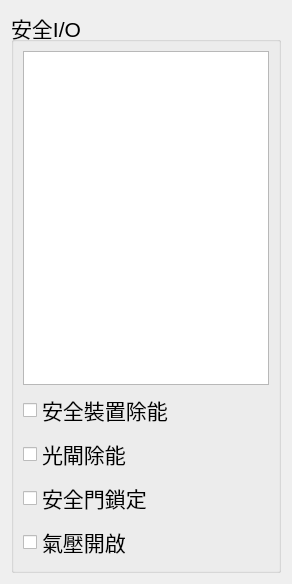
First picture: the form in bank-view/fronts/frontsafetypanel.ui, repository smandyscom/front-base-widget, before the edit.
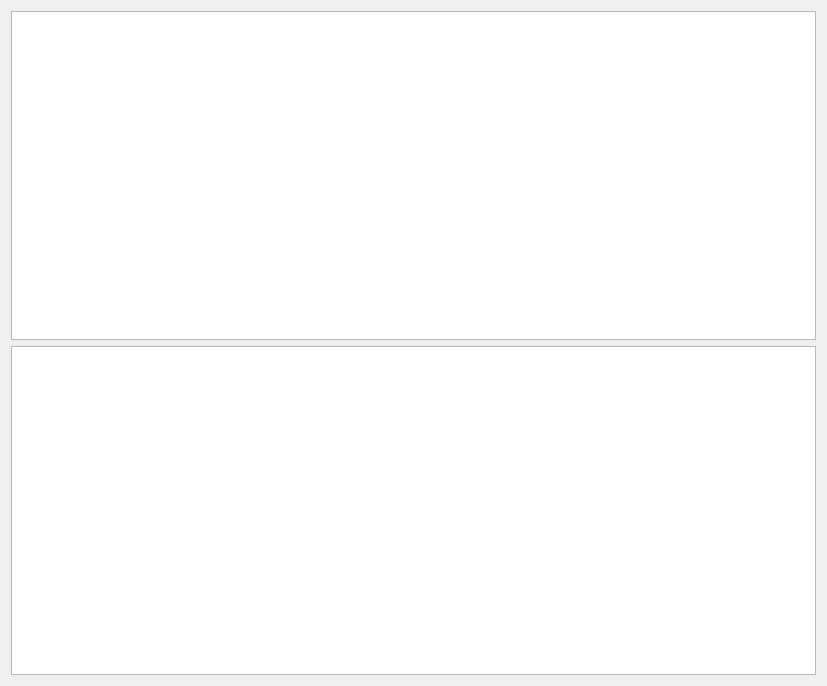
Second picture: the form after the edit. Custom widgets are drawn as their Qt base class.

Commit message: msvc32/mount message bus/mount safeio view

```diff
--- a/bank-view/fronts/frontsafetypanel.ui
+++ b/bank-view/fronts/frontsafetypanel.ui
@@ -6,8 +6,8 @@
    <rect>
     <x>0</x>
     <y>0</y>
-    <width>292</width>
-    <height>584</height>
+    <width>827</width>
+    <height>686</height>
    </rect>
   </property>
   <property name="sizePolicy">
@@ -26,55 +26,37 @@
   </property>
   <layout class="QGridLayout" name="gridLayout_2">
    <item row="0" column="0">
-    <widget class="QGroupBox" name="groupBox">
-     <property name="title">
-      <string>安全I/O</string>
-     </property>
-     <layout class="QGridLayout" name="gridLayout">
-      <item row="0" column="0">
        <layout class="QGridLayout" name="gridLayout_3">
-        <item row="0" column="0">
-         <widget class="TableViewFeature" name="tableViewMonitor">
-          <attribute name="horizontalHeaderVisible">
-           <bool>false</bool>
-          </attribute>
-          <attribute name="verticalHeaderVisible">
-           <bool>false</bool>
-          </attribute>
-         </widget>
-        </item>
         <item row="1" column="0">
-         <widget class="QCheckBox" name="checkBoxInterlockBypass">
-          <property name="text">
-           <string>安全裝置除能</string>
-          </property>
-         </widget>
-        </item>
-        <item row="2" column="0">
-         <widget class="QCheckBox" name="checkBoxLightgateBypass">
-          <property name="text">
-           <string>光閘除能</string>
-          </property>
-         </widget>
-        </item>
-        <item row="3" column="0">
-         <widget class="QCheckBox" name="checkBoxSolenoid">
-          <property name="text">
-           <string>安全門鎖定</string>
-          </property>
-         </widget>
-        </item>
-        <item row="4" column="0">
-         <widget class="QCheckBox" name="checkBoxAirChoke">
-          <property name="text">
-           <string>氣壓開啟</string>
-          </property>
+      <widget class="TableViewFeatureOverride" name="tableViewOverride">
+       <property name="editTriggers">
+        <set>QAbstractItemView::NoEditTriggers</set>
+       </property>
+       <property name="cornerButtonEnabled">
+        <bool>false</bool>
+       </property>
+       <attribute name="horizontalHeaderVisible">
+        <bool>true</bool>
+       </attribute>
+       <attribute name="verticalHeaderVisible">
+        <bool>false</bool>
+       </attribute>
+      </widget>
+     </item>
+     <item row="0" column="0">
+      <widget class="TableViewFeature" name="tableViewMonitor">
+       <property name="editTriggers">
+        <set>QAbstractItemView::NoEditTriggers</set>
+       </property>
+       <property name="cornerButtonEnabled">
+        <bool>false</bool>
+       </property>
+       <attribute name="verticalHeaderVisible">
+        <bool>false</bool>
+       </attribute>
          </widget>
         </item>
        </layout>
-      </item>
-     </layout>
-    </widget>
    </item>
   </layout>
  </widget>
@@ -84,6 +66,11 @@
    <extends>QTableView</extends>
    <header>tableviewfeature.h</header>
   </customwidget>
+  <customwidget>
+   <class>TableViewFeatureOverride</class>
+   <extends>QTableView</extends>
+   <header>tableviewfeatureoverride.h</header>
+  </customwidget>
  </customwidgets>
  <resources/>
  <connections/>
```
Lines whose indentation alone changed are shown as unchanged. The commit also changes 46 other files.
